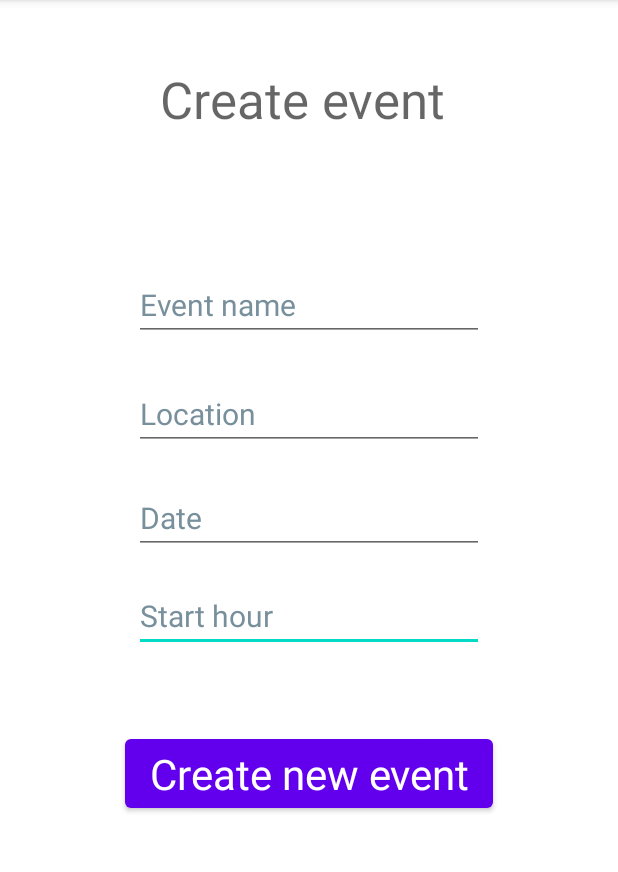
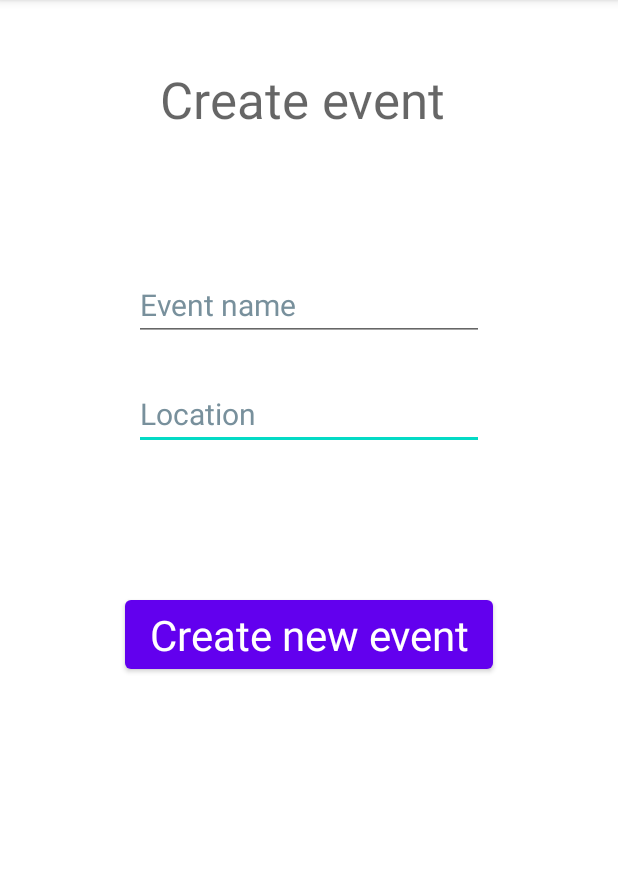
Before and after one commit to tymoteusz-chelmecki/EventRepoApp, an Android app: the CreateEventActivity screen opened directly, with no data from a screen before it, after a tap on "Create new event", on a phone screen of 412 x 824 dp, the part 84-956 px from its top. Run offline under Robolectric (Android 15) with nearby library versions, the phone set to English and light mode, and no system bars; our stand-ins replace Room's generated code.

```diff
--- a/app/build.gradle
+++ b/app/build.gradle
@@ -40,4 +40,5 @@ dependencies {
     implementation "androidx.room:room-runtime:$room_version"
     annotationProcessor "androidx.room:room-compiler:$room_version"
     implementation group: 'com.google.guava', name: 'guava', version: '24.1-jre'
+    implementation 'com.google.guava:listenablefuture:9999.0-empty-to-avoid-conflict-with-guava'
 }
--- a/app/src/main/java/com/example/event_repo_app/CreateEventActivity.java
+++ b/app/src/main/java/com/example/event_repo_app/CreateEventActivity.java
@@ -6,27 +6,40 @@ import android.widget.TextView;
 import android.widget.Toast;
 
 import androidx.appcompat.app.AppCompatActivity;
+import androidx.lifecycle.ViewModelProvider;
+
+import database.Event;
 
 public class CreateEventActivity extends AppCompatActivity {
+    private Button createButton;
+    private EventViewModel eventViewModel;
 
     @Override
     protected void onCreate(Bundle savedInstanceState) {
         super.onCreate(savedInstanceState);
         setContentView(R.layout.activity_create_event);
-        Button createButton = (Button) findViewById(R.id.create_create_button);
+        eventViewModel = new ViewModelProvider(this).get(EventViewModel.class);
+        createButton = findViewById(R.id.create_create_button);
         createButton.setOnClickListener(view -> submitNewEvent());
     }
 
     private void submitNewEvent() {
         String eventName = getInputString(R.id.input_text_name);
         String location = getInputString(R.id.input_text_location);
-        String date = getInputString(R.id.input_text_date);
-        String hour = getInputString(R.id.input_text_hour);
-        if (eventName.isEmpty() || location.isEmpty() || date.isEmpty()) {
+
+        String date = "20-02-2023";
+        String startHour = "14:00";
+        double latitude = 23.05;
+        double longitude = 108.40;
+
+        if (eventName.trim().isEmpty() || location.trim().isEmpty()) {
             Toast.makeText(CreateEventActivity.this,
-                    "You have to specify event name, location and date", Toast.LENGTH_LONG).show();
+                    "You have to specify event name and location", Toast.LENGTH_LONG).show();
         } else {
-            Toast.makeText(CreateEventActivity.this, "Created new event", Toast.LENGTH_LONG).show();
+            Event event = new Event(eventName, location, date, startHour, latitude, longitude);
+            eventViewModel.insert(event);
+
+            Toast.makeText(CreateEventActivity.this, "Created a new event", Toast.LENGTH_LONG).show();
         }
     }
 
--- a/app/src/main/java/database/Event.java
+++ b/app/src/main/java/database/Event.java
@@ -38,6 +38,10 @@ public class Event {
         this.longitude = longitude;
     }
 
+    public void setId(long id) {
+        this.id = id;
+    }
+
     public long getId() {
         return id;
     }
--- a/app/src/main/java/database/EventDatabase.java
+++ b/app/src/main/java/database/EventDatabase.java
@@ -6,7 +6,7 @@ import androidx.room.Database;
 import androidx.room.Room;
 import androidx.room.RoomDatabase;
 
-@Database(entities = {Event.class}, version = 1)
+@Database(entities = {Event.class}, version = 2)
 public abstract class EventDatabase extends RoomDatabase {
     public static String DB_NAME = "event_db";
     private static EventDatabase database;
--- a/app/src/main/res/layout/activity_create_event.xml
+++ b/app/src/main/res/layout/activity_create_event.xml
@@ -5,40 +5,6 @@
     android:layout_width="match_parent"
     android:layout_height="match_parent"
     tools:context=".ShareEventsActivity">
-
-    <EditText
-        android:id="@+id/input_text_hour"
-        android:layout_width="wrap_content"
-        android:layout_height="wrap_content"
-        android:ems="10"
-        android:hint="@string/input_text_hour"
-        android:importantForAutofill="no"
-        android:inputType="number|time"
-        android:textColorHint="#78909C"
-        android:textSize="20sp"
-        app:layout_constraintBottom_toBottomOf="parent"
-        app:layout_constraintEnd_toEndOf="parent"
-        app:layout_constraintHorizontal_bias="0.5"
-        app:layout_constraintStart_toStartOf="parent"
-        app:layout_constraintTop_toBottomOf="@id/input_text_date"
-        app:layout_constraintVertical_bias="0.05" />
-
-    <EditText
-        android:id="@+id/input_text_date"
-        android:layout_width="wrap_content"
-        android:layout_height="wrap_content"
-        android:ems="10"
-        android:hint="@string/input_text_date"
-        android:importantForAutofill="no"
-        android:inputType="date"
-        android:textColorHint="#78909C"
-        android:textSize="20sp"
-        app:layout_constraintBottom_toBottomOf="parent"
-        app:layout_constraintEnd_toEndOf="parent"
-        app:layout_constraintHorizontal_bias="0.5"
-        app:layout_constraintStart_toStartOf="parent"
-        app:layout_constraintTop_toBottomOf="@id/input_text_location"
-        app:layout_constraintVertical_bias="0.05" />
 
     <EditText
         android:id="@+id/input_text_location"
@@ -96,9 +62,8 @@
         android:textSize="28sp"
         app:layout_constraintBottom_toBottomOf="parent"
         app:layout_constraintEnd_toEndOf="parent"
-        app:layout_constraintHorizontal_bias="0.498"
         app:layout_constraintStart_toStartOf="parent"
-        app:layout_constraintTop_toBottomOf="@id/input_text_hour"
-        app:layout_constraintVertical_bias="0.189" />
+        app:layout_constraintTop_toBottomOf="@+id/input_text_location"
+        app:layout_constraintVertical_bias="0.23000002" />
 
 </androidx.constraintlayout.widget.ConstraintLayout>
```
Also changed, not shown: app/src/main/java/com/example/event_repo_app/EventRecyclerViewAdapter.java (added, +70 -0 lines), app/src/main/java/com/example/event_repo_app/ShowEventsActivity.java (+15 -0 lines), app/src/main/res/layout/activity_show_events.xml (+11 -0 lines), app/src/main/res/layout/event_item.xml (added, +78 -0 lines).
